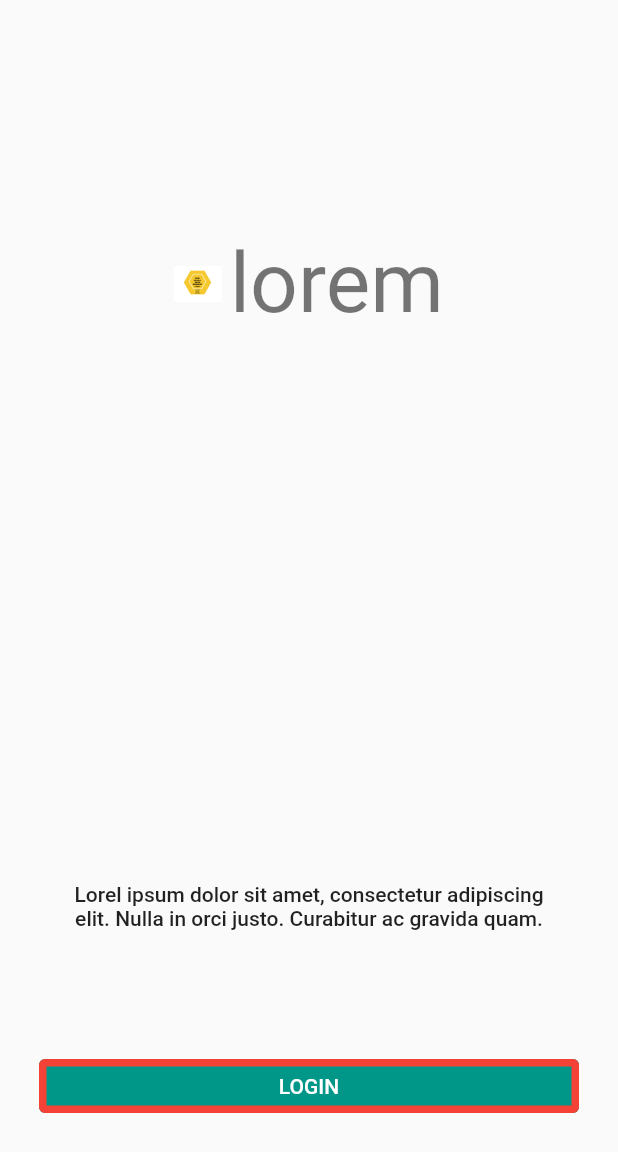
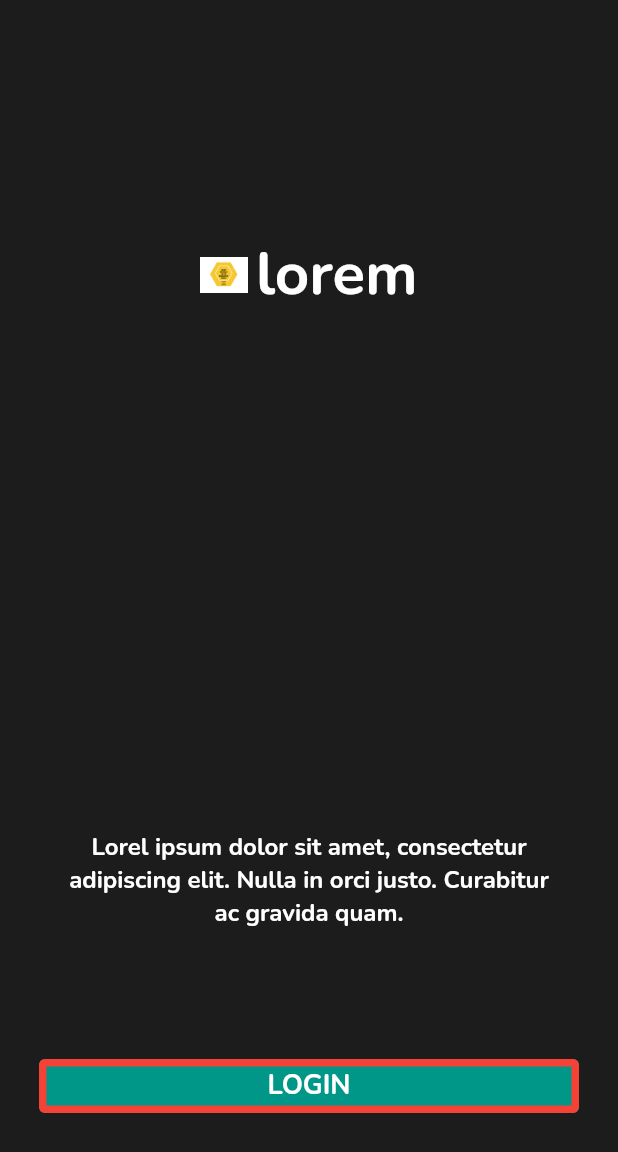
Before and after one commit to ETHER-BHASHI/project_roomate, a Flutter app: the screen it shows after launch, on a phone screen of 412 x 824 dp. Shown: the top 1152 px of the screen. Run offline on Flutter 3.47's test engine with Material 2 defaults, Android fonts, the light colour scheme and no system bars; our stand-ins replace cloud_firestore, firebase_auth, firebase_core, firebase_storage, image_picker, numberpicker and 2 more; accounts and stored records are empty.

Commit message:
main.page code

```diff
--- a/lib/main.dart
+++ b/lib/main.dart
@@ -1,27 +1,90 @@
+import 'package:firebase_core/firebase_core.dart';
 import 'package:flutter/material.dart';
-import 'package:firebase_core/firebase_core.dart';
+import 'package:flutter/services.dart';
+import 'package:provider/provider.dart';
+import 'package:project_roomate/data/provider/user_provider.dart';
+import 'package:project_roomate/ui/screens/chat_screen.dart';
 import 'package:project_roomate/ui/screens/login_screen.dart';
+import 'package:project_roomate/ui/screens/matched_screen.dart';
+import 'package:project_roomate/ui/screens/register_screen.dart';
+import 'package:project_roomate/ui/screens/splash_screen.dart';
 import 'package:project_roomate/ui/screens/start_screen.dart';
+import 'package:project_roomate/ui/screens/top_navigation_screen.dart';
+import 'package:project_roomate/util/constants.dart';
 
-Future<void> main() async {
+void main() async {
   WidgetsFlutterBinding.ensureInitialized();
   await Firebase.initializeApp();
-  runApp(const MyApp());
+  runApp(MyApp());
 }
 
 class MyApp extends StatelessWidget {
-  const MyApp({super.key});
-
-  // This widget is the root of your application.
   @override
   Widget build(BuildContext context) {
-    return MaterialApp(
-      title: 'Flutter Demo',
-      theme: ThemeData(
-
-        primarySwatch: Colors.blue,
+    SystemChrome.setSystemUIOverlayStyle(
+        SystemUiOverlayStyle(systemNavigationBarColor: Colors.black));
+    SystemChrome.setPreferredOrientations([DeviceOrientation.portraitUp]);
+    return MultiProvider(
+      providers: [ChangeNotifierProvider(create: (context) => UserProvider())],
+      child: MaterialApp(
+        theme: ThemeData(
+          fontFamily: kFontFamily,
+          accentColor: kSecondaryColor,
+          buttonColor: kAccentColor,
+          indicatorColor: kAccentColor,
+          primarySwatch:
+          MaterialColor(kBackgroundColorInt, kThemeMaterialColor),
+          scaffoldBackgroundColor: kPrimaryColor,
+          hintColor: kSecondaryColor,
+          textTheme: TextTheme(
+            headline1: TextStyle(fontSize: 72.0, fontWeight: FontWeight.bold),
+            headline2: TextStyle(fontSize: 40.0, fontWeight: FontWeight.bold),
+            headline3: TextStyle(fontSize: 38.0, fontWeight: FontWeight.bold),
+            headline4: TextStyle(fontSize: 24.0, fontWeight: FontWeight.bold),
+            bodyText1: TextStyle(fontSize: 16.0, fontWeight: FontWeight.bold),
+            bodyText2: TextStyle(fontSize: 14.0, fontWeight: FontWeight.bold),
+            button: TextStyle(fontSize: 18.0, fontWeight: FontWeight.bold),
+          ).apply(
+            bodyColor: kSecondaryColor,
+            displayColor: kSecondaryColor,
+          ),
+          buttonTheme: ButtonThemeData(
+            splashColor: Colors.transparent,
+            padding: EdgeInsets.symmetric(vertical: 14),
+            buttonColor: kAccentColor,
+            textTheme: ButtonTextTheme.accent,
+            highlightColor: Color.fromRGBO(0, 0, 0, .3),
+            focusColor: Color.fromRGBO(0, 0, 0, .3),
+          ),
+        ),
+        initialRoute: SplashScreen.id,
+        routes: {
+          SplashScreen.id: (context) => SplashScreen(),
+          StartScreen.id: (context) => StartScreen(),
+          LoginScreen.id: (context) => LoginScreen(),
+          RegisterScreen.id: (context) => RegisterScreen(),
+          TopNavigationScreen.id: (context) => TopNavigationScreen(),
+          MatchedScreen.id: (context) => MatchedScreen(
+            myProfilePhotoPath: (ModalRoute.of(context)?.settings.arguments
+            as Map)['my_profile_photo_path'],
+            myUserId: (ModalRoute.of(context)?.settings.arguments
+            as Map)['my_user_id'],
+            otherUserProfilePhotoPath: (ModalRoute.of(context)
+                ?.settings
+                .arguments as Map)['other_user_profile_photo_path'],
+            otherUserId: (ModalRoute.of(context)?.settings.arguments
+            as Map)['other_user_id'],
+          ),
+          ChatScreen.id: (context) => ChatScreen(
+            chatId: (ModalRoute.of(context)?.settings.arguments
+            as Map)['chat_id'],
+            otherUserId: (ModalRoute.of(context)?.settings.arguments
+            as Map)['other_user_id'],
+            myUserId: (ModalRoute.of(context)?.settings.arguments
+            as Map)['user_id'],
+          ),
+        },
       ),
-      home: StartScreen(),
     );
   }
 }
```
Also changed, not shown: lib/ui/screens/home.dart (added).
